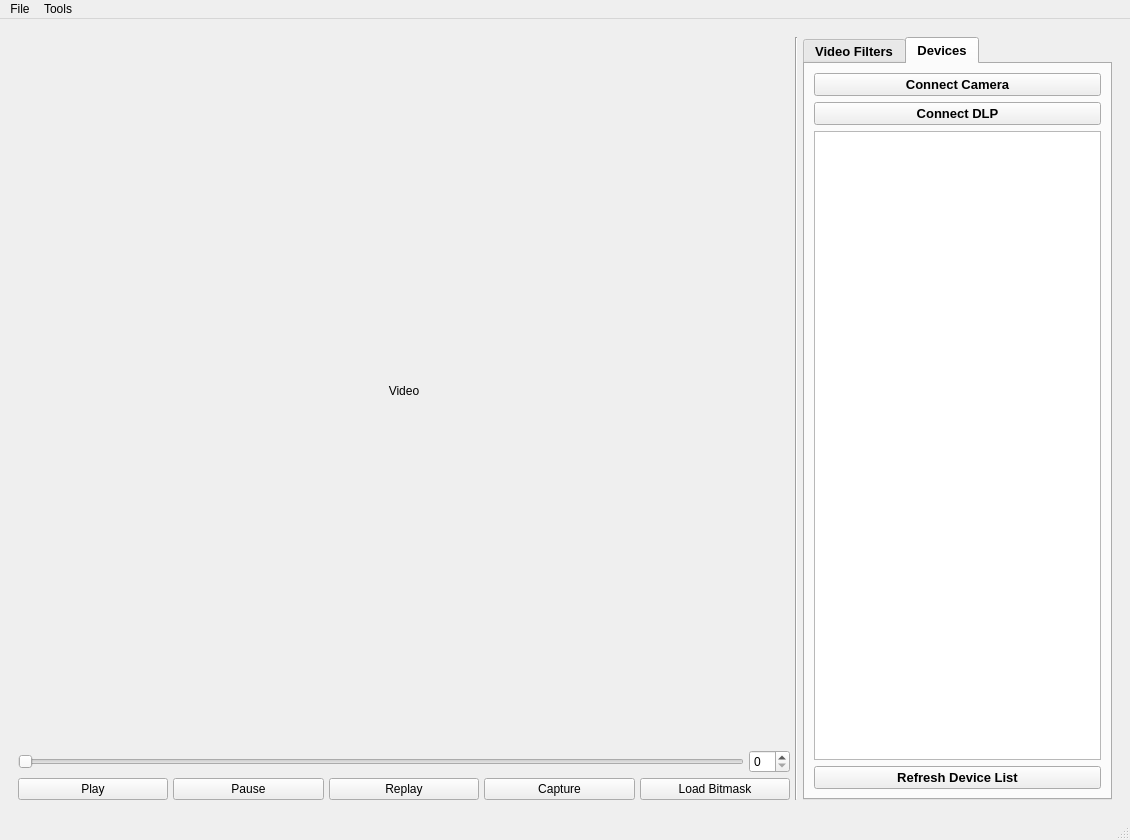
tarumishra9498/dlpctlF25, file src/ui/dlpctl.ui: the form before one commit.
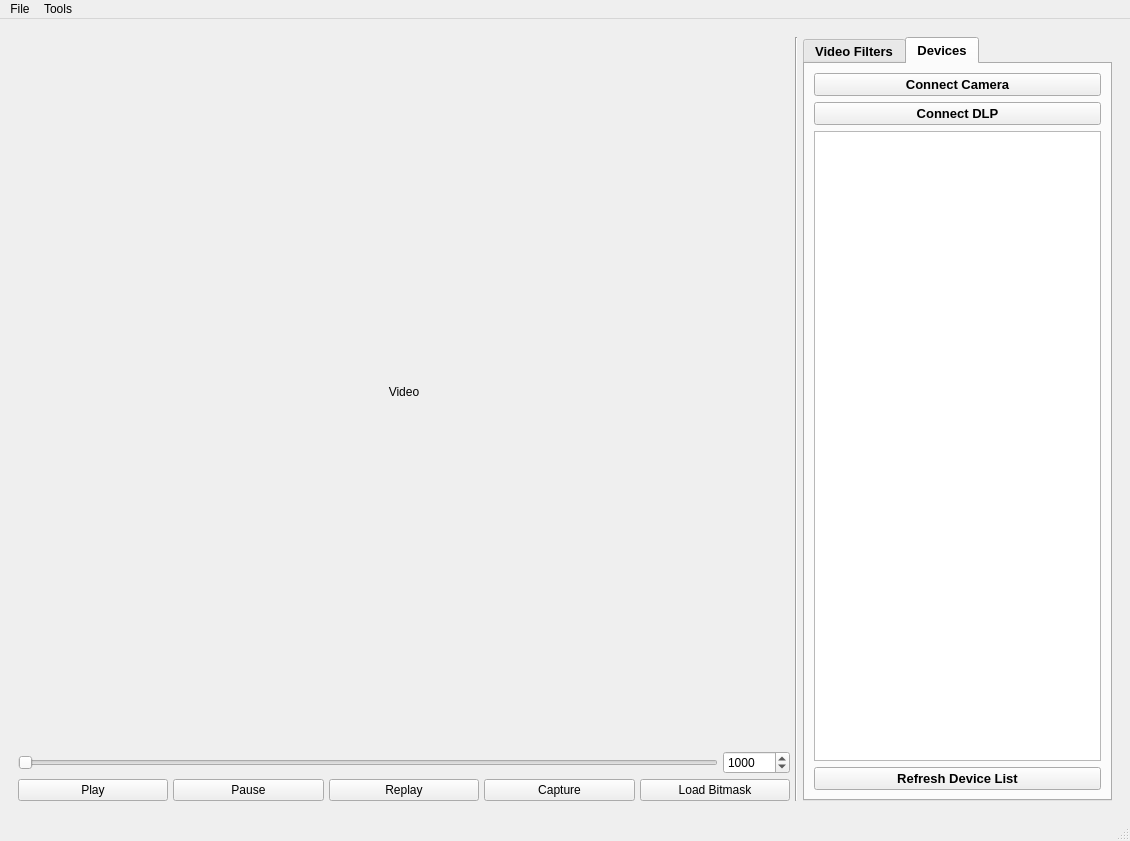
The form after the commit. Icons and pictures are not drawn. Custom widgets are drawn as their Qt base class.

Commit message: Changed exposure slider behavior and limits

```diff
--- a/src/ui/dlpctl.ui
+++ b/src/ui/dlpctl.ui
@@ -10,7 +10,7 @@
     <x>0</x>
     <y>0</y>
     <width>1130</width>
-    <height>840</height>
+    <height>841</height>
    </rect>
   </property>
   <property name="sizePolicy">
@@ -100,6 +100,15 @@
              <property name="toolTip">
               <string>Exposure</string>
              </property>
+             <property name="minimum">
+              <number>100</number>
+             </property>
+             <property name="maximum">
+              <number>100000</number>
+             </property>
+             <property name="singleStep">
+              <number>0</number>
+             </property>
              <property name="orientation">
               <enum>Qt::Orientation::Horizontal</enum>
              </property>
@@ -110,6 +119,18 @@
              <property name="toolTip">
               <string>Exposure</string>
              </property>
+             <property name="minimum">
+              <number>100</number>
+             </property>
+             <property name="maximum">
+              <number>100000</number>
+             </property>
+             <property name="singleStep">
+              <number>50</number>
+             </property>
+             <property name="value">
+              <number>1000</number>
+             </property>
             </widget>
            </item>
           </layout>
```
Left out of the diff: 2 changed lines with no effect on the pictures. The commit also changes 2 other files.
